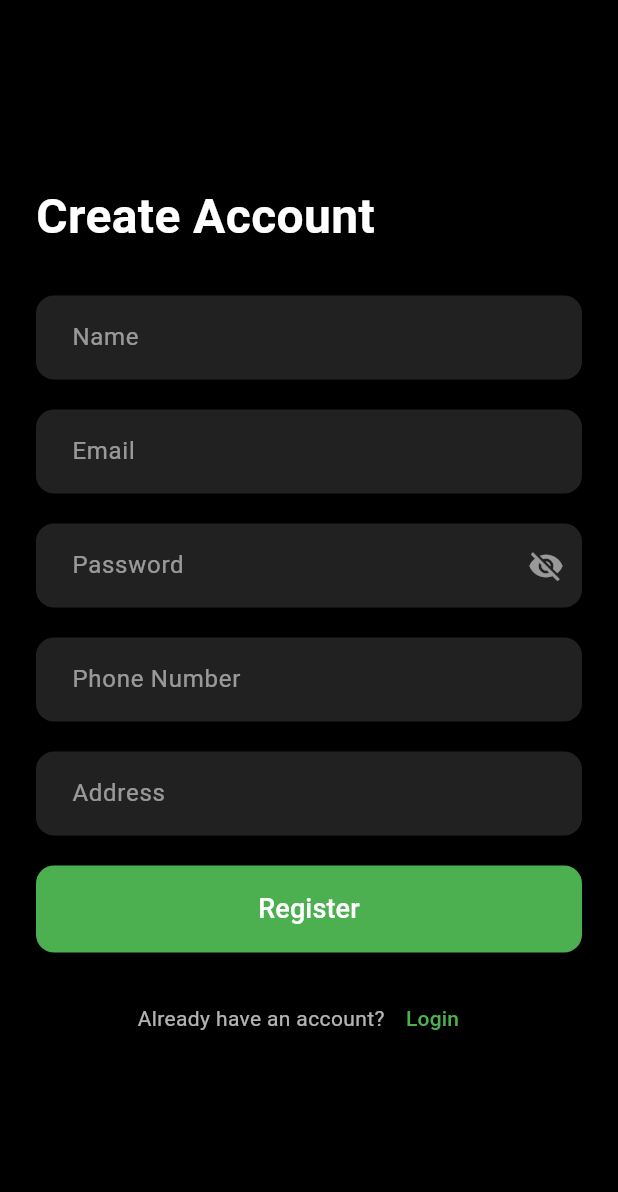
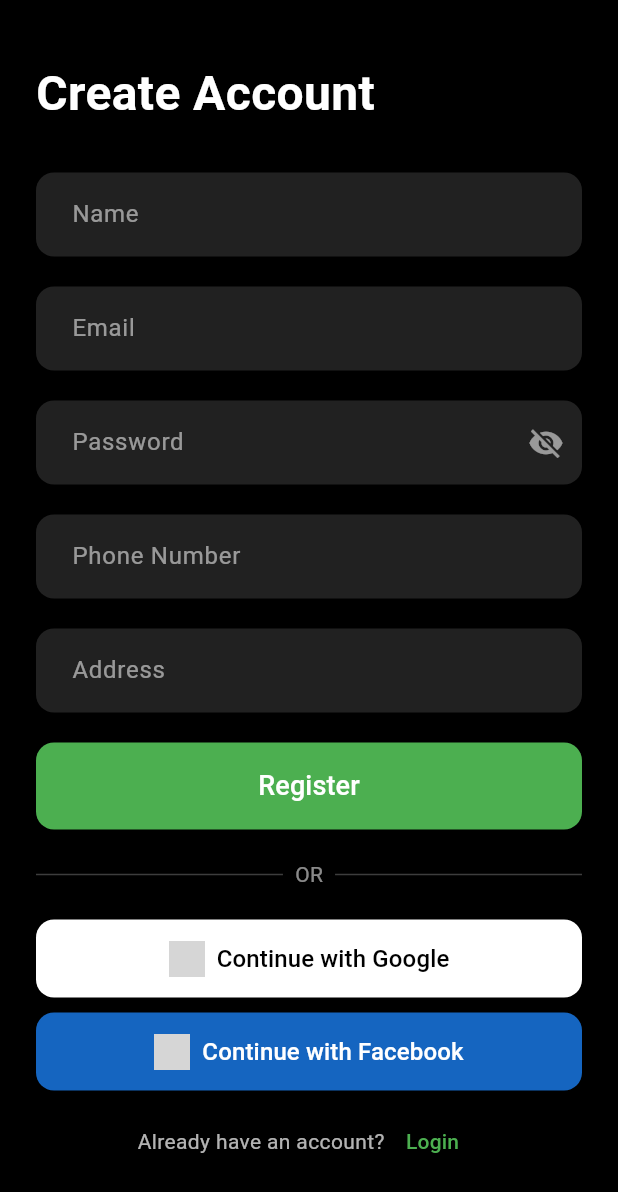
Before and after one commit to tanaya2005/Ves-Hack-It, a Flutter app: the RegisterScreen screen opened by its route, on a phone screen of 412 x 824 dp. Shown: the top 1192 px of the screen. Run offline on Flutter 3.47's test engine with Material 3 defaults, Android fonts, the phone set to English and light mode, and no system bars; our stand-ins replace google_sign_in; missing offline and left inert: flutter_facebook_auth; Roboto replaces fonts that are missing (Poppins); grey boxes are pictures that could not be loaded.

```diff
--- a/kindmeals/lib/screens/signup_screen.dart
+++ b/kindmeals/lib/screens/signup_screen.dart
@@ -1,6 +1,7 @@
 import 'dart:math';
-
 import 'package:flutter/material.dart';
+import 'package:google_sign_in/google_sign_in.dart';
+import 'package:flutter_facebook_auth/flutter_facebook_auth.dart'; // Add this package for Facebook login
 
 class RegisterScreen extends StatefulWidget {
   @override
@@ -38,11 +39,38 @@ class _RegisterScreenState extends State<RegisterScreen> {
 
   void _verifyOtp() {
     if (otpController.text == generatedOtp) {
-      Navigator.pushReplacementNamed(context, '/dashboard');
+      Navigator.pushReplacementNamed(context, '/donorDashboard');
     } else {
       ScaffoldMessenger.of(context).showSnackBar(
         SnackBar(content: Text("Invalid OTP. Please try again.")),
       );
+    }
+  }
+
+  // Google Sign-In
+  void _signInWithGoogle(BuildContext context) async {
+    final GoogleSignIn googleSignIn = GoogleSignIn();
+    try {
+      final account = await googleSignIn.signIn();
+      if (account != null) {
+        Navigator.pushReplacementNamed(context, '/donorDashboard'); // Redirect to dashboard
+      }
+    } catch (error) {
+      print('Google Sign-In Error: $error');
+    }
+  }
+
+  // Facebook Sign-In
+  void _signInWithFacebook(BuildContext context) async {
+    try {
+      final LoginResult result = await FacebookAuth.instance.login();
+      if (result.status == LoginStatus.success) {
+        Navigator.pushReplacementNamed(context, '/donorDashboard'); // Redirect to dashboard
+      } else {
+        print('Facebook Sign-In Error: ${result.status}');
+      }
+    } catch (error) {
+      print('Facebook Sign-In Error: $error');
     }
   }
 
@@ -115,6 +143,53 @@ class _RegisterScreenState extends State<RegisterScreen> {
                 ],
 
                 SizedBox(height: 20),
+
+                // Divider
+                Row(
+                  children: [
+                    Expanded(child: Divider(color: Colors.white24, thickness: 1)),
+                    Padding(
+                      padding: const EdgeInsets.symmetric(horizontal: 8.0),
+                      child: Text('OR', style: TextStyle(color: Colors.white54)),
+                    ),
+                    Expanded(child: Divider(color: Colors.white24, thickness: 1)),
+                  ],
+                ),
+                SizedBox(height: 20),
+
+                // Google Sign-In Button
+                SizedBox(
+                  width: double.infinity,
+                  child: ElevatedButton.icon(
+                    onPressed: () => _signInWithGoogle(context),
+                    style: ElevatedButton.styleFrom(
+                      backgroundColor: Colors.white,
+                      padding: EdgeInsets.symmetric(vertical: 14),
+                      shape: RoundedRectangleBorder(borderRadius: BorderRadius.circular(12)),
+                    ),
+                    icon: Image.asset('assets/google_logo.png', height: 24), // Add Google logo in assets
+                    label: Text('Continue with Google', style: TextStyle(color: Colors.black, fontSize: 16)),
+                  ),
+                ),
+                SizedBox(height: 10),
+
+                // Facebook Sign-In Button
+                SizedBox(
+                  width: double.infinity,
+                  child: ElevatedButton.icon(
+                    onPressed: () => _signInWithFacebook(context),
+                    style: ElevatedButton.styleFrom(
+                      backgroundColor: Colors.blue[800],
+                      padding: EdgeInsets.symmetric(vertical: 14),
+                      shape: RoundedRectangleBorder(borderRadius: BorderRadius.circular(12)),
+                    ),
+                    icon: Image.asset('assets/facebook_logo.png', height: 24), // Add Facebook logo in assets
+                    label: Text('Continue with Facebook', style: TextStyle(color: Colors.white, fontSize: 16)),
+                  ),
+                ),
+                SizedBox(height: 10),
+
+                // Login Option
                 Row(
                   mainAxisAlignment: MainAxisAlignment.center,
                   children: [
--- a/kindmeals/pubspec.yaml
+++ b/kindmeals/pubspec.yaml
@@ -37,6 +37,7 @@ dependencies:
   flutter_localizations:
     sdk: flutter
   google_sign_in: ^6.2.2
+  flutter_facebook_auth: ^7.1.1
 
 dev_dependencies:
   flutter_test:
```
Also changed, not shown: kindmeals/lib/screens/login_screen.dart (+8 -4 lines), kindmeals/pubspec.lock, 7 other files.
